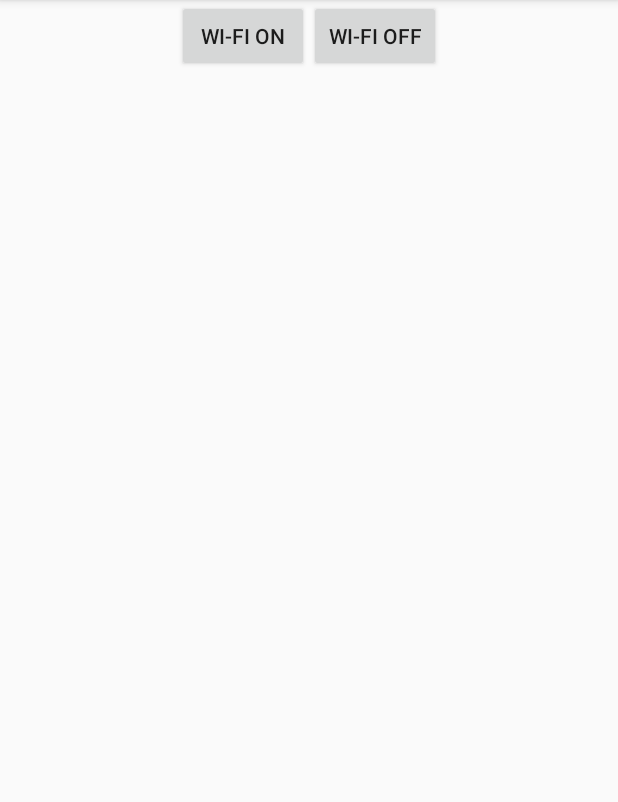
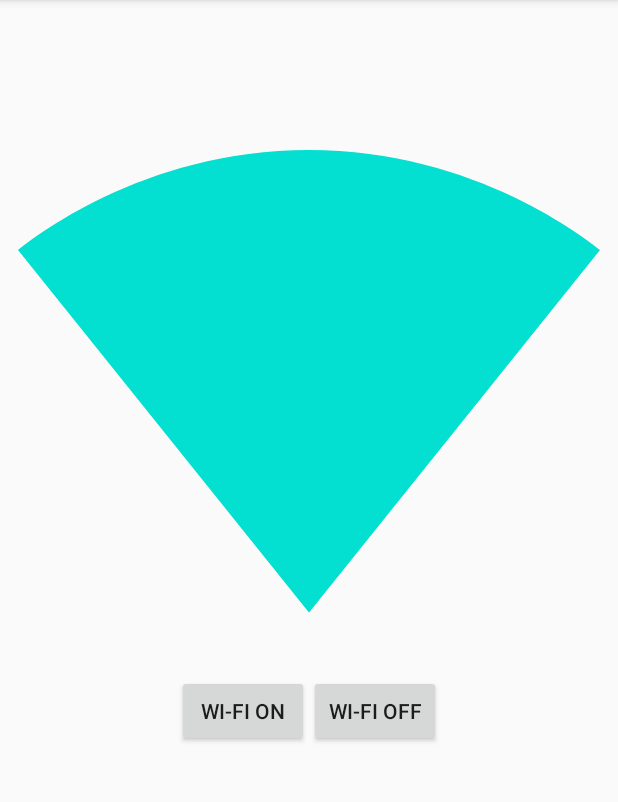
Before and after one commit to Mits1388/AndroidProject, an Android app: the HomeWork5Activity screen opened directly, with no data from a screen before it, on a phone screen of 412 x 824 dp, the part 84-886 px from its top. Run offline under Robolectric (Android 15) with nearby library versions, the phone set to English and light mode, and no system bars.

Commit message:
homework

```diff
--- a/MyFirstProject/app/build.gradle
+++ b/MyFirstProject/app/build.gradle
@@ -31,4 +31,8 @@ dependencies {
     compile 'com.squareup.leakcanary:leakcanary-android:1.5.4'
 
     implementation 'com.android.support.constraint:constraint-layout:1.0.2'
+
+
+    implementation 'com.android.support:support-v4:27.0.2'
+    implementation 'com.android.support:design:27.0.2'
 }
--- a/MyFirstProject/app/src/main/java/com/example/mits16/myfirstproject/homework5/HomeWork5Activity.java
+++ b/MyFirstProject/app/src/main/java/com/example/mits16/myfirstproject/homework5/HomeWork5Activity.java
@@ -1,9 +1,22 @@
 package com.example.mits16.myfirstproject.homework5;
 
+import android.content.BroadcastReceiver;
+import android.content.ComponentName;
+import android.content.Context;
+import android.content.Intent;
+import android.content.IntentFilter;
+import android.content.ServiceConnection;
+import android.net.wifi.WifiManager;
 import android.os.Bundle;
+import android.os.IBinder;
 import android.support.annotation.Nullable;
 import android.support.v7.app.AppCompatActivity;
+import android.util.Log;
+import android.view.Menu;
+import android.view.View;
 import android.widget.Button;
+import android.widget.ImageView;
+import android.widget.Toast;
 
 import com.example.mits16.myfirstproject.R;
 
@@ -12,14 +25,134 @@ import com.example.mits16.myfirstproject.R;
  */
 
 public class HomeWork5Activity extends AppCompatActivity {
-            private Button button;
-            private Button button1;
+
+    private ImageView imageView;
+    private Button start;
+    private Button stop;
+    private WifiManager wifiManager;
+    private BroadcastReceiver broadcastReceiver;
+    boolean bound = false;
+    ServiceConnection sConn;
+    Intent intent;
+
 
     @Override
     protected void onCreate(@Nullable Bundle savedInstanceState) {
         super.onCreate(savedInstanceState);
         setContentView(R.layout.activity_homework5);
-        button = (Button)findViewById(R.id.button8);
-        button1 = (Button)findViewById(R.id.button9);
+        start = (Button)findViewById(R.id.start);
+        stop = (Button)findViewById(R.id.stop);
+        wifiManager=(WifiManager)getApplicationContext().getSystemService(Context.WIFI_SERVICE);
+        enableWifi();
+        intent = new Intent("com.example.mits16.myfirstproject.homework5.MyService");
+        IntentFilter intentFilter = new IntentFilter();
+        intentFilter.addAction(String.valueOf(WifiManager.WIFI_STATE_ENABLED));
+
+
+        sConn = new ServiceConnection() {
+            public void onServiceConnected(ComponentName name, IBinder binder) {
+                Log.d("AAAAA", "MainActivity onServiceConnected");
+                bound = true;
+            }
+
+            public void onServiceDisconnected(ComponentName name) {
+                Log.d("AAAA", "MainActivity onServiceDisconnected");
+                bound = false;
+            }
+        };
+
+        broadcastReceiver = new BroadcastReceiver() {
+            @Override
+            public void onReceive(Context context, Intent intent) {
+                final String action = intent.getAction();
+                if (action.equals(WifiManager.SUPPLICANT_CONNECTION_CHANGE_ACTION))
+                {
+                    if (intent.getBooleanExtra(WifiManager.EXTRA_SUPPLICANT_CONNECTED, false))
+                    {
+                        changeWiFi(R.drawable.ic_signal_wifi_4_bar_black_24dp);
+                        Toast.makeText(getApplicationContext(),"wifi enabled",Toast.LENGTH_SHORT).show();
+                    }
+                    else
+                    {
+                        changeWiFi(R.drawable.ic_signal_wifi_0_bar_black_24dp);
+                        Toast.makeText(getApplicationContext(),"wifi disabled",Toast.LENGTH_SHORT).show();
+                    }
+                }
+            }
+        };
+
+        start.setOnClickListener(new View.OnClickListener() {
+            @Override
+            public void onClick(View view) {
+                wifiManager.setWifiEnabled(true);
+             changeWiFi(R.drawable.ic_signal_wifi_4_bar_black_24dp);
+            }
+        });
+
+        stop.setOnClickListener(new View.OnClickListener() {
+            @Override
+            public void onClick(View view) {
+                wifiManager.setWifiEnabled(false);
+                changeWiFi(R.drawable.ic_signal_wifi_0_bar_black_24dp);
+            }
+        });
+    }
+
+
+    public void enableWifi() {
+        if (!wifiManager.isWifiEnabled()) {
+            changeWiFi(R.drawable.ic_signal_wifi_0_bar_black_24dp);
+        }else {
+            changeWiFi(R.drawable.ic_signal_wifi_4_bar_black_24dp);
+        }
+    }
+
+
+
+    public void changeWiFi(int image){
+        imageView = (ImageView)findViewById(R.id.wifi);
+        imageView.setImageResource(image);
+    }
+
+    @Override
+    public boolean onCreateOptionsMenu(Menu menu) {
+        return super.onCreateOptionsMenu(menu);
+    }
+
+    @Override
+    protected void onStart() {
+        super.onStart();
+       IntentFilter intentFilter = new IntentFilter();
+        intentFilter.addAction(WifiManager.SUPPLICANT_CONNECTION_CHANGE_ACTION);
+        registerReceiver(broadcastReceiver, intentFilter);
+        enableWifi();
+        Intent intent = new Intent(this,MyService.class);
+        startService(intent);
+        bindService(intent, sConn, BIND_AUTO_CREATE);
+    }
+
+    @Override
+    protected void onStop() {
+        super.onStop();
+
+      //  unregisterReceiver(broadcastReceiver);
+       stopService(new Intent(this,MyService.class));
+        if (!bound) return;
+        unbindService(sConn);
+        bound = false;
+    }
+
+    @Override
+    protected void onPause() {
+        super.onPause();
+        unregisterReceiver(broadcastReceiver);
+    }
+
+    @Override
+    protected void onResume() {
+        super.onResume();
+        IntentFilter intentFilter = new IntentFilter();
+        intentFilter.addAction(WifiManager.SUPPLICANT_CONNECTION_CHANGE_ACTION);
+        registerReceiver(broadcastReceiver, intentFilter);
     }
 }
--- /dev/null
+++ b/MyFirstProject/app/src/main/res/drawable/ic_signal_wifi_0_bar_black_24dp.xml
@@ -0,0 +1,10 @@
+<vector xmlns:android="http://schemas.android.com/apk/res/android"
+        android:width="24dp"
+        android:height="24dp"
+        android:viewportWidth="24.0"
+        android:viewportHeight="24.0">
+    <path
+        android:fillColor="#b7f2eb"
+        android:pathData="M12.01,21.49L23.64,7c-0.45,-0.34 -4.93,-4 -11.64,-4C5.28,3 0.81,6.66 0.36,7l11.63,14.49 0.01,0.01 0.01,-0.01z"
+        android:fillAlpha=".3"/>
+</vector>
--- /dev/null
+++ b/MyFirstProject/app/src/main/res/drawable/ic_signal_wifi_4_bar_black_24dp.xml
@@ -0,0 +1,9 @@
+<vector xmlns:android="http://schemas.android.com/apk/res/android"
+        android:width="24dp"
+        android:height="24dp"
+        android:viewportWidth="24.0"
+        android:viewportHeight="24.0">
+    <path
+        android:fillColor="#03dfd0"
+        android:pathData="M12.01,21.49L23.64,7c-0.45,-0.34 -4.93,-4 -11.64,-4C5.28,3 0.81,6.66 0.36,7l11.63,14.49 0.01,0.01 0.01,-0.01z"/>
+</vector>
--- a/MyFirstProject/app/src/main/res/layout/activity_homework5.xml
+++ b/MyFirstProject/app/src/main/res/layout/activity_homework5.xml
@@ -3,22 +3,28 @@
     android:orientation="vertical" android:layout_width="match_parent"
     android:layout_height="match_parent">
 <ImageView
-    android:layout_width="wrap_content"
-    android:layout_height="wrap_content" />
-<LinearLayout
-    android:layout_width="match_parent"
-    android:layout_height="match_parent"
-    android:orientation="horizontal"
-    android:gravity="center_horizontal">
-    <Button
-        android:id="@+id/button8"
+        android:id="@+id/wifi"
+        android:layout_width="match_parent"
+        android:layout_height="400dp"
+        android:layout_marginTop="50dp"
+        android:src="@drawable/ic_signal_wifi_4_bar_black_24dp"/>
+
+    <LinearLayout
         android:layout_width="wrap_content"
         android:layout_height="wrap_content"
-        android:text="WI-FI ON" />
-    <Button
-        android:id="@+id/button9"
-        android:layout_width="wrap_content"
-        android:layout_height="wrap_content"
-        android:text="WI-FI OFF" />
+        android:layout_gravity="center"
+        android:orientation="horizontal">
+        <Button
+            android:id="@+id/start"
+            android:layout_width="wrap_content"
+            android:layout_height="wrap_content"
+            android:text="@string/wi_fi_on"
+            />
+        <Button
+            android:id="@+id/stop"
+            android:layout_width="wrap_content"
+            android:layout_height="wrap_content"
+            android:text="@string/wi_fi_off"
+            />
+    </LinearLayout>
 </LinearLayout>
-</LinearLayout>
--- a/MyFirstProject/app/src/main/res/values/strings.xml
+++ b/MyFirstProject/app/src/main/res/values/strings.xml
@@ -21,4 +21,7 @@
     <string name="stop">Stop</string>
     <string name="clock">Clock</string>
     <string name="homework5">HomeWork5</string>
+    <string name="wi_fi_on">Wi-Fi ON</string>
+    <string name="wi_fi_off">Wi-Fi OFF</string>
+    <string name="homework6">HomeWork6</string>
 </resources>
```
Also changed, not shown: MyFirstProject/app/src/main/AndroidManifest.xml (+27 -0 lines), MyFirstProject/app/src/main/assets/json.json (added, +49 -0 lines), MyFirstProject/app/src/main/java/com/example/mits16/myfirstproject/MenuActivity.java (+7 -1 lines), MyFirstProject/app/src/main/java/com/example/mits16/myfirstproject/homework5/MyReceiver.java (added, +32 -0 lines), MyFirstProject/app/src/main/java/com/example/mits16/myfirstproject/homework5/MyService.java (added, +53 -0 lines), MyFirstProject/app/src/main/java/com/example/mits16/myfirstproject/homework6/HomeWork6Activity.java (added, +119 -0 lines), MyFirstProject/app/src/main/java/com/example/mits16/myfirstproject/homework6/MyAdapter.java (added, +65 -0 lines), MyFirstProject/app/src/main/java/com/example/mits16/myfirstproject/homework6/User.java (added, +39 -0 lines), MyFirstProject/app/src/main/res/layout/activity_homework6.xml (added, +10 -0 lines), MyFirstProject/app/src/main/res/layout/activity_menu.xml (+9 -0 lines), MyFirstProject/app/src/main/res/layout/item.xml (added, +28 -0 lines).
